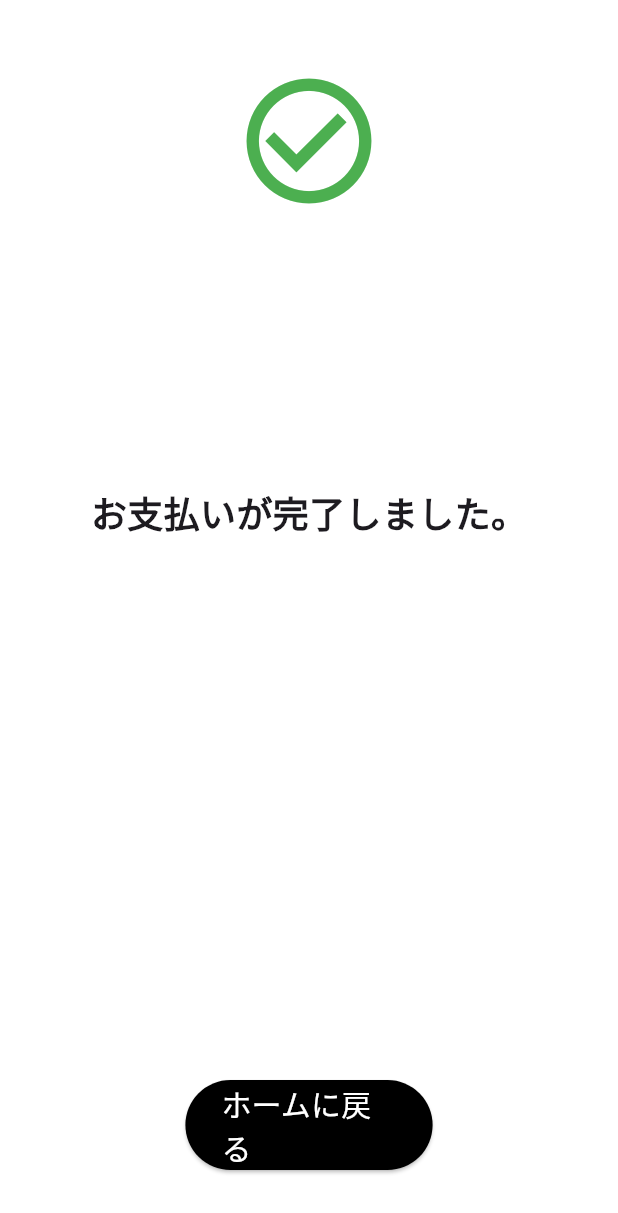
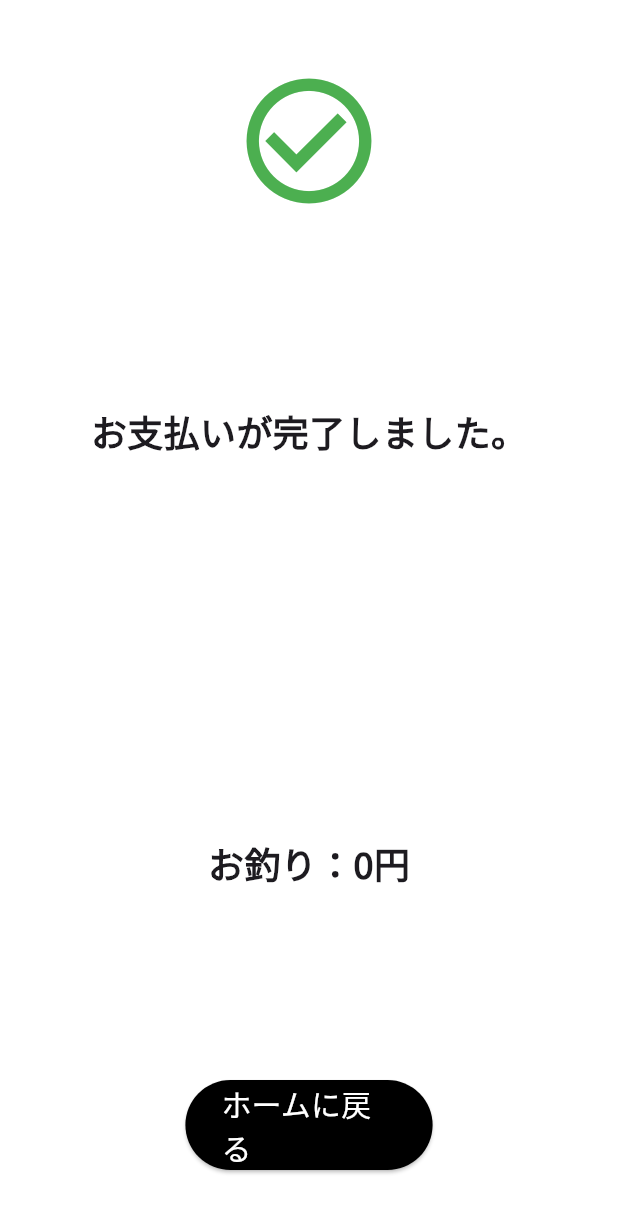
Before and after one commit to opera7133/ez_pos_system_app, a Flutter app: the ResultPage screen opened directly, on a phone screen of 412 x 824 dp. Shown: the top 1213 px of the screen. Run offline on Flutter 3.47's test engine with Material 3 defaults, Android fonts, the phone set to English and light mode, and no system bars; our stand-ins replace audioplayers, cached_network_image, cloud_firestore, device_info_plus, firebase_core, firebase_storage and 5 more; missing offline and left inert: mobile_scanner, sunmi_printer_plus; accounts and stored records are empty; generated files the repository leaves out were written again; network calls fail; project files that could hold a hidden picture were left out.

Commit message:
air pay用

```diff
--- a/lib/tablet/result.dart
+++ b/lib/tablet/result.dart
@@ -7,7 +7,9 @@ import 'package:sunmi_printer_plus/sunmi_printer_plus.dart';
 class ResultPage extends StatefulWidget {
   final String? transactionId;
   final String? currentOrderId;
-  const ResultPage({Key? key, this.transactionId, this.currentOrderId})
+  final num? price;
+  const ResultPage(
+      {Key? key, this.transactionId, this.currentOrderId, this.price})
       : super(key: key);
 
   @override
@@ -17,6 +19,7 @@ class ResultPage extends StatefulWidget {
 class _ResultState extends State<ResultPage> {
   String? transactionId;
   String? currentOrderId;
+  num? price;
 
   Future<void> completeOrder() async {
     final FirebaseFirestore firestore = FirebaseFirestore.instance;
@@ -58,6 +61,7 @@ class _ResultState extends State<ResultPage> {
     super.initState();
     transactionId = widget.transactionId;
     currentOrderId = widget.currentOrderId;
+    price = widget.price;
     getSettings(key: "enableLCD").then((value) {
       if (value == true) {
         startLCD();
@@ -96,6 +100,13 @@ class _ResultState extends State<ResultPage> {
                       ),
                     )
                   : Container(),
+              Text(
+                'お釣り：${price ?? 0}円',
+                style: const TextStyle(
+                  fontSize: 24,
+                  fontWeight: FontWeight.bold,
+                ),
+              ),
               SizedBox(
                   height: 60,
                   width: MediaQuery.of(context).size.width * 0.4,
```
Also changed, not shown: lib/tablet/payment.dart (+28 -0 lines), assets/air_logo.png (added).
